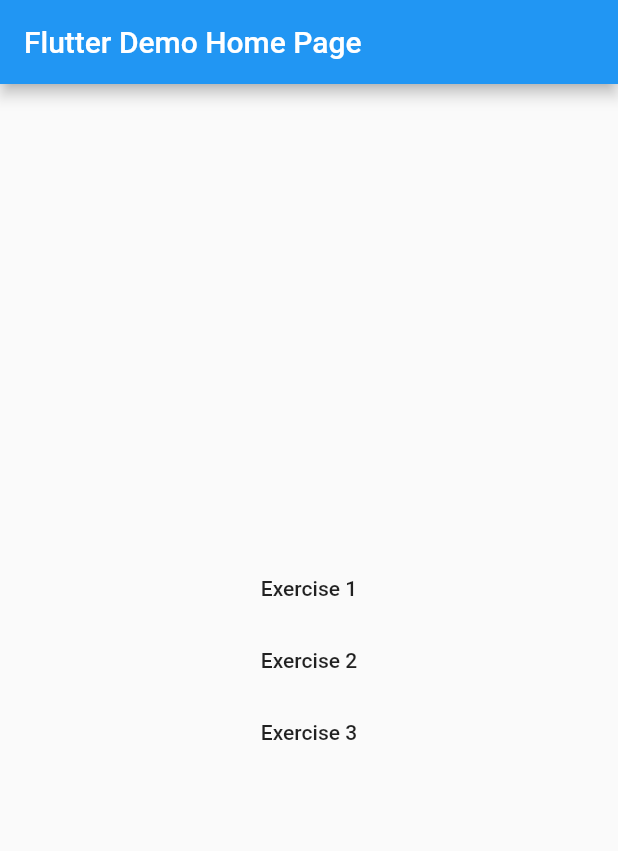
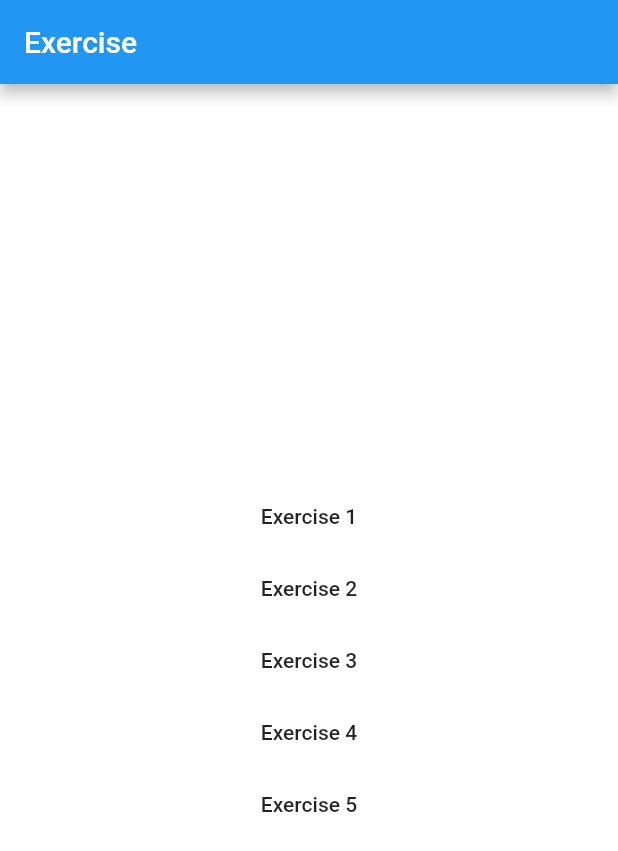
Before and after one commit to daivph/exercise, a Flutter app: the screen it shows after launch, on a phone screen of 412 x 824 dp. Shown: the top 851 px of the screen. Run offline on Flutter 3.47's test engine with Material 2 defaults, Android fonts, the phone set to English and light mode, and no system bars; our stand-ins replace cached_network_image, dio, get, retrofit; generated files the repository leaves out were written again.

Commit message:
exercise 4,5

```diff
--- a/lib/exercise3.dart
+++ b/lib/exercise3.dart
@@ -42,7 +42,7 @@ class _Exercise3State extends State<Exercise3> {
 class ItemToto extends StatelessWidget {
   final Todo item;
   final Function onTapDone;
-  ItemToto({@required this.item, @required this.onTapDone});
+  const ItemToto({@required this.item, @required this.onTapDone});
   @override
   Widget build(BuildContext context) {
     return Container(
--- a/lib/main.dart
+++ b/lib/main.dart
@@ -1,31 +1,32 @@
 import 'package:flutter/material.dart';
+import 'package:get/get.dart';
 import 'package:homework/exercise1.dart';
 import 'package:homework/exercise2.dart';
-
+import 'package:homework/routes/app_pages.dart';
+import 'package:homework/theme/app_theme.dart';
 import 'exercise3.dart';
+import 'exercise4.dart';
+import 'exercise5.dart';
 
 void main() {
   runApp(MyApp());
 }
 
 class MyApp extends StatelessWidget {
-  // This widget is the root of your application.
   @override
   Widget build(BuildContext context) {
-    return MaterialApp(
+    return GetMaterialApp(
       title: 'Flutter Demo',
-      theme: ThemeData(
-        primarySwatch: Colors.blue,
-      ),
-      home: MyHomePage(title: 'Flutter Demo Home Page'),
+      theme: AppTheme.light(),
+      darkTheme: AppTheme.dark(),
+      initialRoute: AppPages.INITIAL,
+      getPages: AppPages.routes,
     );
   }
 }
 
 class MyHomePage extends StatefulWidget {
-  MyHomePage({Key key, this.title}) : super(key: key);
-
-  final String title;
+  MyHomePage({Key key}) : super(key: key);
 
   @override
   _MyHomePageState createState() => _MyHomePageState();
@@ -36,7 +37,7 @@ class _MyHomePageState extends State<MyHomePage> {
   Widget build(BuildContext context) {
     return Scaffold(
       appBar: AppBar(
-        title: Text(widget.title),
+        title: Text('Exercise'),
       ),
       body: Center(
         child: Column(
@@ -44,28 +45,29 @@ class _MyHomePageState extends State<MyHomePage> {
           children: <Widget>[
             FlatButton(
                 onPressed: () {
-                  Navigator.push(
-                      context,
-                      MaterialPageRoute(
-                          builder: (BuildContext context) => Exercise1()));
+                  Get.to(Exercise1());
                 },
                 child: Text('Exercise 1')),
             FlatButton(
                 onPressed: () {
-                  Navigator.push(
-                      context,
-                      MaterialPageRoute(
-                          builder: (BuildContext context) => Exercise2()));
+                  Get.to(Exercise2());
                 },
                 child: Text('Exercise 2')),
             FlatButton(
                 onPressed: () {
-                  Navigator.push(
-                      context,
-                      MaterialPageRoute(
-                          builder: (BuildContext context) => Exercise3()));
+                  Get.to(Exercise3());
                 },
-                child: Text('Exercise 3'))
+                child: Text('Exercise 3')),
+            FlatButton(
+                onPressed: () {
+                  Get.to(Exercise4());
+                },
+                child: Text('Exercise 4')),
+            FlatButton(
+                onPressed: () {
+                  Get.to(() => Exercise5());
+                },
+                child: Text('Exercise 5'))
           ],
         ),
       ),
--- /dev/null
+++ b/lib/routes/app_pages.dart
@@ -0,0 +1,24 @@
+import 'package:get/route_manager.dart';
+import 'package:homework/exercise5_widgets/exercise5_home.dart';
+import 'package:homework/exercise5_widgets/exercise5_home_detail.dart';
+import 'package:homework/routes/app_routes.dart';
+
+import '../main.dart';
+
+class AppPages {
+  static const INITIAL = Routes.HOME;
+  static final routes = [
+    GetPage(
+      name: Routes.HOME,
+      page: () => MyHomePage(),
+    ),
+    GetPage(
+      name: Routes.EXERCISE5HOME,
+      page: () => Exercise5Home(),
+    ),
+    GetPage(
+      name: Routes.EXERCISE5DETAIL,
+      page: () => Exercise5HomeDetail(),
+    )
+  ];
+}
--- /dev/null
+++ b/lib/routes/app_routes.dart
@@ -0,0 +1,5 @@
+abstract class Routes {
+  static const HOME = '/home';
+  static const EXERCISE5HOME = '/exercise5Home';
+  static const EXERCISE5DETAIL = '/exercise5Detail';
+}
--- /dev/null
+++ b/lib/theme/app_theme.dart
@@ -0,0 +1,20 @@
+import 'package:flutter/material.dart';
+
+class AppTheme {
+  static dark() {
+    return ThemeData(
+      appBarTheme: AppBarTheme(brightness: Brightness.dark, color: Colors.pink),
+      scaffoldBackgroundColor: Colors.black,
+      brightness: Brightness.dark,
+    );
+  }
+
+  static light() {
+    return ThemeData(
+      appBarTheme:
+          AppBarTheme(brightness: Brightness.light, color: Colors.blue),
+      brightness: Brightness.light,
+      scaffoldBackgroundColor: Colors.white,
+    );
+  }
+}
```
Also changed, not shown: lib/api/rest_client.dart (added, +11 -0 lines), lib/custom_widgets/circle_image_widget.dart (added, +37 -0 lines), lib/exercise4.dart (added, +98 -0 lines), lib/exercise5.dart (added, +75 -0 lines), lib/exercise5_widgets/exercise5_home.dart (added, +21 -0 lines), lib/exercise5_widgets/exercise5_home_detail.dart (added, +10 -0 lines), lib/exercise5_widgets/exercise5_setting.dart (added, +10 -0 lines), lib/models/user.dart (added, +108 -0 lines), pubspec.yaml (+7 -57 lines), lib/api/rest_client.g.dart (added), pubspec.lock, 1 other file.
